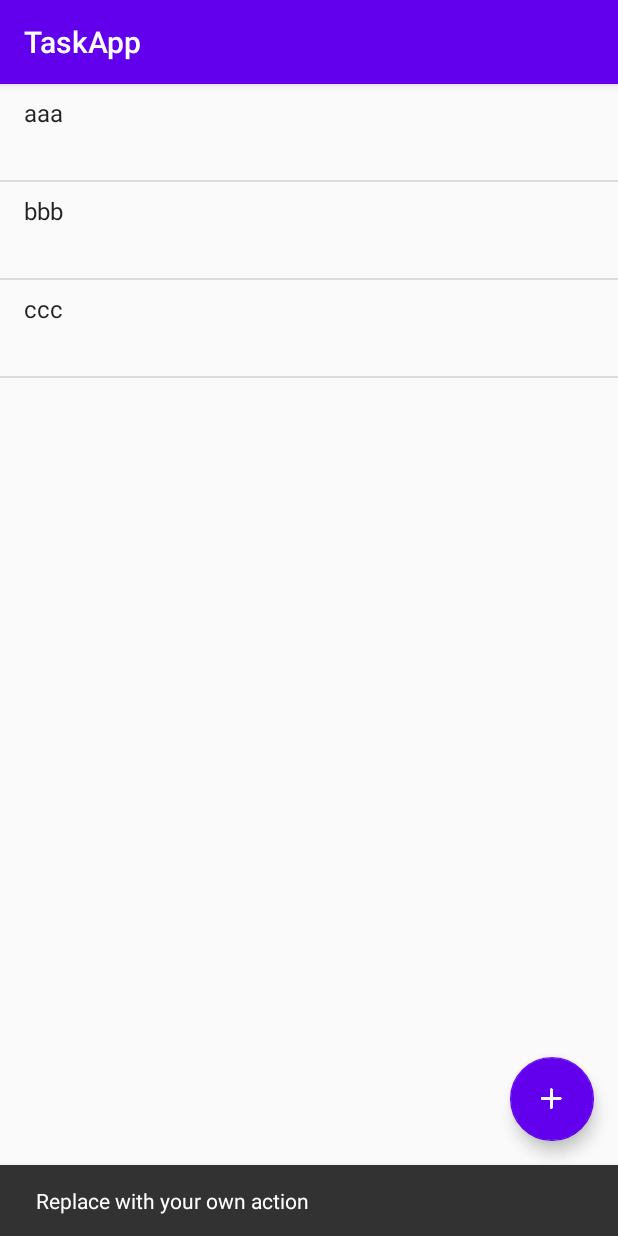
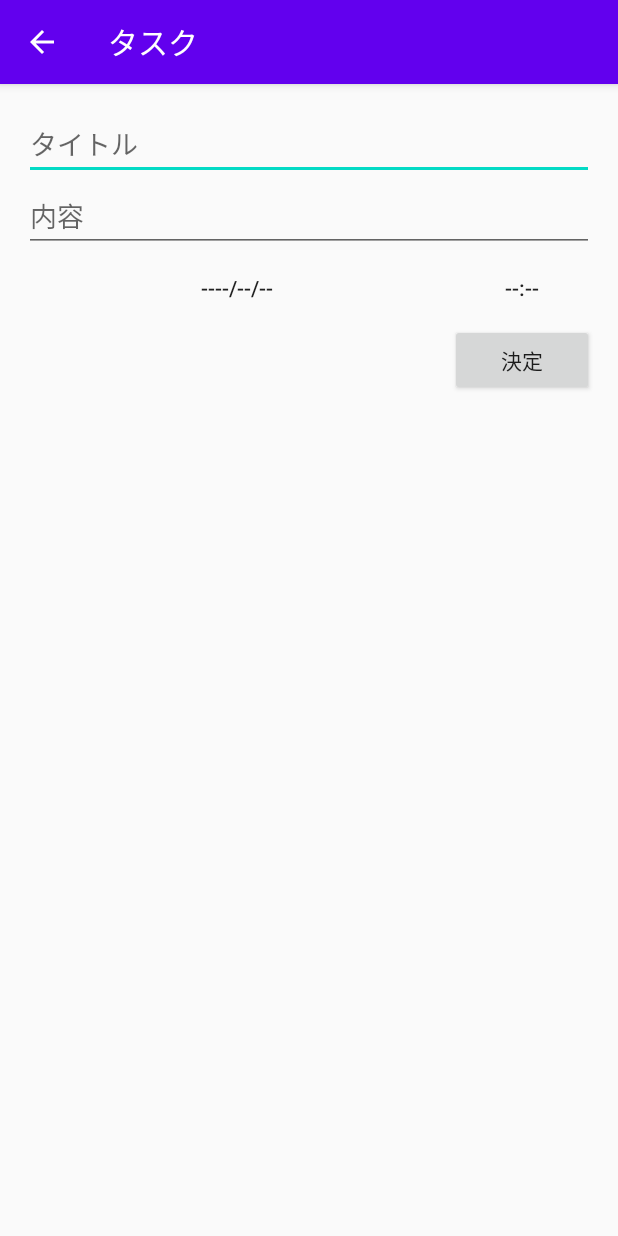
Before and after one commit to furuitakayuki/TaskApp, an Android app: the screen it shows after launch (MainActivity before the commit, InputActivity after it), after a tap on an icon or button, on a phone screen of 412 x 824 dp. Run offline under Robolectric (Android 15) with nearby library versions, the phone set to English and light mode, and no system bars; libraries missing offline, so code that uses them is left out: io.realm, jp.techacademy.furui; 8 statements that could not run were skipped.

Commit message:
タスク管理アプリ

```diff
--- a/app/build.gradle
+++ b/app/build.gradle
@@ -2,6 +2,8 @@ plugins {
     id 'com.android.application'
     id 'kotlin-android'
     id 'kotlin-android-extensions'
+    id 'kotlin-kapt'
+    id 'realm-android'
 }
 
 android {
--- /dev/null
+++ b/app/src/main/java/jp/techacademy/furui/takayuk/taskapp/InputActivity.kt
@@ -0,0 +1,151 @@
+package jp.techacademy.furui.takayuk.taskapp
+
+import android.app.AlarmManager
+import android.app.DatePickerDialog
+import android.app.PendingIntent
+import android.app.TimePickerDialog
+import android.content.Intent
+import androidx.appcompat.app.AppCompatActivity
+import android.os.Bundle
+import androidx.appcompat.widget.Toolbar
+import android.view.View
+import io.realm.Realm
+import kotlinx.android.synthetic.main.content_input.*
+import java.util.*
+
+class InputActivity : AppCompatActivity() {
+
+    private var mYear = 0
+    private var mMonth = 0
+    private var mDay = 0
+    private var mHour = 0
+    private var mMinute = 0
+    private var mTask: Task? = null
+
+    private val mOnDateClickListener = View.OnClickListener {
+        val datePickerDialog = DatePickerDialog(this,
+            DatePickerDialog.OnDateSetListener { _, year, month, dayOfMonth ->
+                mYear = year
+                mMonth = month
+                mDay = dayOfMonth
+                val dateString = mYear.toString() + "/" + String.format("%02d", mMonth + 1) + "/" + String.format("%02d", mDay)
+                date_button.text = dateString
+            }, mYear, mMonth, mDay)
+        datePickerDialog.show()
+    }
+
+    private val mOnTimeClickListener = View.OnClickListener {
+        val timePickerDialog = TimePickerDialog(this,
+            TimePickerDialog.OnTimeSetListener { _, hour, minute ->
+                mHour = hour
+                mMinute = minute
+                val timeString = String.format("%02d", mHour) + ":" + String.format("%02d", mMinute)
+                times_button.text = timeString
+            }, mHour, mMinute, false)
+        timePickerDialog.show()
+    }
+
+    private val mOnDoneClickListener = View.OnClickListener {
+        addTask()
+        finish()
+    }
+
+    override fun onCreate(savedInstanceState: Bundle?) {
+        super.onCreate(savedInstanceState)
+        setContentView(R.layout.activity_input)
+
+        // ActionBarを設定する
+        val toolbar = findViewById<View>(R.id.toolbar) as Toolbar
+        setSupportActionBar(toolbar)
+        if (supportActionBar != null) {
+            supportActionBar!!.setDisplayHomeAsUpEnabled(true)
+        }
+
+        // UI部品の設定
+        date_button.setOnClickListener(mOnDateClickListener)
+        times_button.setOnClickListener(mOnTimeClickListener)
+        done_button.setOnClickListener(mOnDoneClickListener)
+
+        // EXTRA_TASKからTaskのidを取得して、 idからTaskのインスタンスを取得する
+        val intent = intent
+        val taskId = intent.getIntExtra(EXTRA_TASK, -1)
+        val realm = Realm.getDefaultInstance()
+        mTask = realm.where(Task::class.java).equalTo("id", taskId).findFirst()
+        realm.close()
+
+        if (mTask == null) {
+            // 新規作成の場合
+            val calendar = Calendar.getInstance()
+            mYear = calendar.get(Calendar.YEAR)
+            mMonth = calendar.get(Calendar.MONTH)
+            mDay = calendar.get(Calendar.DAY_OF_MONTH)
+            mHour = calendar.get(Calendar.HOUR_OF_DAY)
+            mMinute = calendar.get(Calendar.MINUTE)
+        } else {
+            // 更新の場合
+            title_edit_text.setText(mTask!!.title)
+            content_edit_text.setText(mTask!!.contents)
+
+            val calendar = Calendar.getInstance()
+            calendar.time = mTask!!.date
+            mYear = calendar.get(Calendar.YEAR)
+            mMonth = calendar.get(Calendar.MONTH)
+            mDay = calendar.get(Calendar.DAY_OF_MONTH)
+            mHour = calendar.get(Calendar.HOUR_OF_DAY)
+            mMinute = calendar.get(Calendar.MINUTE)
+
+            val dateString = mYear.toString() + "/" + String.format("%02d", mMonth + 1) + "/" + String.format("%02d", mDay)
+            val timeString = String.format("%02d", mHour) + ":" + String.format("%02d", mMinute)
+
+            date_button.text = dateString
+            times_button.text = timeString
+        }
+    }
+
+    private fun addTask() {
+        val realm = Realm.getDefaultInstance()
+
+        realm.beginTransaction()
+
+        if (mTask == null) {
+            // 新規作成の場合
+            mTask = Task()
+
+            val taskRealmResults = realm.where(Task::class.java).findAll()
+
+            val identifier: Int =
+                if (taskRealmResults.max("id") != null) {
+                    taskRealmResults.max("id")!!.toInt() + 1
+                } else {
+                    0
+                }
+            mTask!!.id = identifier
+        }
+
+        val title = title_edit_text.text.toString()
+        val content = content_edit_text.text.toString()
+
+        mTask!!.title = title
+        mTask!!.contents = content
+        val calendar = GregorianCalendar(mYear, mMonth, mDay, mHour, mMinute)
+        val date = calendar.time
+        mTask!!.date = date
+
+        realm.copyToRealmOrUpdate(mTask!!)
+        realm.commitTransaction()
+
+        realm.close()
+
+        val resultIntent = Intent(applicationContext, TaskAlarmReceiver::class.java)
+        resultIntent.putExtra(EXTRA_TASK, mTask!!.id)
+        val resultPendingIntent = PendingIntent.getBroadcast(
+            this,
+            mTask!!.id,
+            resultIntent,
+            PendingIntent.FLAG_UPDATE_CURRENT
+        )
+
+        val alarmManager = getSystemService(ALARM_SERVICE) as AlarmManager
+        alarmManager.set(AlarmManager.RTC_WAKEUP, calendar.timeInMillis, resultPendingIntent)
+    }
+}
--- a/app/src/main/java/jp/techacademy/furui/takayuk/taskapp/MainActivity.kt
+++ b/app/src/main/java/jp/techacademy/furui/takayuk/taskapp/MainActivity.kt
@@ -1,11 +1,26 @@
 package jp.techacademy.furui.takayuk.taskapp
 
+import android.app.AlarmManager
+import android.app.PendingIntent
 import android.os.Bundle
-import com.google.android.material.snackbar.Snackbar
 import androidx.appcompat.app.AppCompatActivity
+import io.realm.Realm
 import kotlinx.android.synthetic.main.activity_main.*
+import io.realm.RealmChangeListener
+import io.realm.Sort
+import android.content.Intent
+import androidx.appcompat.app.AlertDialog
+
+const val EXTRA_TASK = "jp.techacademy.taro.kirameki.taskapp.TASK"
 
 class MainActivity : AppCompatActivity() {
+    private lateinit var mRealm: Realm
+    private val mRealmListener = object : RealmChangeListener<Realm> {
+        override fun onChange(element: Realm) {
+            reloadListView()
+        }
+    }
+
     private lateinit var mTaskAdapter: TaskAdapter
 
     override fun onCreate(savedInstanceState: Bundle?) {
@@ -13,21 +28,63 @@ class MainActivity : AppCompatActivity() {
         setContentView(R.layout.activity_main)
 
         fab.setOnClickListener { view ->
-            Snackbar.make(view, "Replace with your own action", Snackbar.LENGTH_LONG)
-                .setAction("Action", null).show()
+            val intent = Intent(this, InputActivity::class.java)
+            startActivity(intent)
         }
+
+        // Realmの設定
+        mRealm = Realm.getDefaultInstance()
+        mRealm.addChangeListener(mRealmListener)
 
         // ListViewの設定
         mTaskAdapter = TaskAdapter(this)
 
         // ListViewをタップしたときの処理
-        listView1.setOnItemClickListener { parent, view, position, id ->
+        listView1.setOnItemClickListener { parent, _, position, _ ->
             // 入力・編集する画面に遷移させる
+            val task = parent.adapter.getItem(position) as Task
+            val intent = Intent(this, InputActivity::class.java)
+            intent.putExtra(EXTRA_TASK, task.id)
+            startActivity(intent)
         }
 
         // ListViewを長押ししたときの処理
-        listView1.setOnItemLongClickListener { parent, view, position, id ->
+        listView1.setOnItemLongClickListener { parent, _, position, _ ->
             // タスクを削除する
+            val task = parent.adapter.getItem(position) as Task
+
+            // ダイアログを表示する
+            val builder = AlertDialog.Builder(this)
+
+            builder.setTitle("削除")
+            builder.setMessage(task.title + "を削除しますか")
+
+            builder.setPositiveButton("OK"){_, _ ->
+                val results = mRealm.where(Task::class.java).equalTo("id", task.id).findAll()
+
+                mRealm.beginTransaction()
+                results.deleteAllFromRealm()
+                mRealm.commitTransaction()
+
+                val resultIntent = Intent(applicationContext, TaskAlarmReceiver::class.java)
+                val resultPendingIntent = PendingIntent.getBroadcast(
+                    this,
+                    task.id,
+                    resultIntent,
+                    PendingIntent.FLAG_UPDATE_CURRENT
+                )
+
+                val alarmManager = getSystemService(ALARM_SERVICE) as AlarmManager
+                alarmManager.cancel(resultPendingIntent)
+
+                reloadListView()
+            }
+
+            builder.setNegativeButton("CANCEL", null)
+
+            val dialog = builder.create()
+            dialog.show()
+
             true
         }
 
@@ -35,11 +92,22 @@ class MainActivity : AppCompatActivity() {
     }
 
     private fun reloadListView() {
-        // 後でTaskクラスに変更する
-        val taskList = mutableListOf("aaa", "bbb", "ccc")
+        // Realmデータベースから、「すべてのデータを取得して新しい日時順に並べた結果」を取得
+        val taskRealmResults = mRealm.where(Task::class.java).findAll().sort("date", Sort.DESCENDING)
 
-        mTaskAdapter.mTaskList = taskList
+        // 上記の結果を、TaskListとしてセットする
+        mTaskAdapter.mTaskList = mRealm.copyFromRealm(taskRealmResults)
+
+        // TaskのListView用のアダプタに渡す
         listView1.adapter = mTaskAdapter
+
+        // 表示を更新するために、アダプターにデータが変更されたことを知らせる
         mTaskAdapter.notifyDataSetChanged()
     }
+
+    override fun onDestroy() {
+        super.onDestroy()
+
+        mRealm.close()
+    }
 }
--- a/app/src/main/java/jp/techacademy/furui/takayuk/taskapp/TaskAdapter.kt
+++ b/app/src/main/java/jp/techacademy/furui/takayuk/taskapp/TaskAdapter.kt
@@ -6,10 +6,12 @@ import android.view.View
 import android.view.ViewGroup
 import android.widget.BaseAdapter
 import android.widget.TextView
+import java.text.SimpleDateFormat
+import java.util.*
 
 class TaskAdapter(context: Context): BaseAdapter() {
     private val mLayoutInflater: LayoutInflater
-    var mTaskList= mutableListOf<String>()
+    var mTaskList= mutableListOf<Task>()
 
     init {
         this.mLayoutInflater = LayoutInflater.from(context)
@@ -24,7 +26,7 @@ class TaskAdapter(context: Context): BaseAdapter() {
     }
 
     override fun getItemId(position: Int): Long {
-        return 0
+        return mTaskList[position].id.toLong()
     }
 
     override fun getView(position: Int, convertView: View?, parent: ViewGroup?): View {
@@ -33,8 +35,11 @@ class TaskAdapter(context: Context): BaseAdapter() {
         val textView1 = view.findViewById<TextView>(android.R.id.text1)
         val textView2 = view.findViewById<TextView>(android.R.id.text2)
 
-        // 後でTaskクラスから情報を取得するように変更する
-        textView1.text = mTaskList[position]
+        textView1.text = mTaskList[position].title
+
+        val simpleDateFormat = SimpleDateFormat("yyyy-MM-dd HH:mm", Locale.JAPANESE)
+        val date = mTaskList[position].date
+        textView2.text = simpleDateFormat.format(date)
 
         return view
     }
--- /dev/null
+++ b/app/src/main/java/jp/techacademy/furui/takayuk/taskapp/TaskApp.kt
@@ -0,0 +1,11 @@
+package jp.techacademy.furui.takayuk.taskapp
+
+import android.app.Application
+import io.realm.Realm
+
+class TaskApp: Application() {
+    override fun onCreate() {
+        super.onCreate()
+        Realm.init(this)
+    }
+}
--- /dev/null
+++ b/app/src/main/res/layout/activity_input.xml
@@ -0,0 +1,27 @@
+<?xml version="1.0" encoding="utf-8"?>
+<androidx.coordinatorlayout.widget.CoordinatorLayout
+    xmlns:android="http://schemas.android.com/apk/res/android"
+    xmlns:app="http://schemas.android.com/apk/res-auto"
+    xmlns:tools="http://schemas.android.com/tools"
+    android:layout_width="match_parent"
+    android:layout_height="match_parent"
+    android:fitsSystemWindows="true"
+    tools:context=".InputActivity">
+
+    <com.google.android.material.appbar.AppBarLayout
+        android:layout_width="match_parent"
+        android:layout_height="wrap_content"
+        android:theme="@style/AppTheme.AppBarOverlay">
+
+        <androidx.appcompat.widget.Toolbar
+            android:id="@+id/toolbar"
+            android:layout_width="match_parent"
+            android:layout_height="wrap_content"
+            android:background="@color/colorPrimary"
+            app:popupTheme="@style/AppTheme.PopupOverlay"/>
+
+    </com.google.android.material.appbar.AppBarLayout>
+
+    <include layout="@layout/content_input"/>
+
+</androidx.coordinatorlayout.widget.CoordinatorLayout>
--- /dev/null
+++ b/app/src/main/res/layout/content_input.xml
@@ -0,0 +1,52 @@
+<?xml version="1.0" encoding="utf-8"?>
+<RelativeLayout
+    xmlns:android="http://schemas.android.com/apk/res/android"
+    xmlns:app="http://schemas.android.com/apk/res-auto"
+    xmlns:tools="http://schemas.android.com/tools"
+    android:layout_width="match_parent"
+    android:layout_height="match_parent"
+    android:paddingBottom="16dp"
+    android:paddingLeft="16dp"
+    android:paddingRight="16dp"
+    android:paddingTop="16dp"
+    app:layout_behavior="@string/appbar_scrolling_view_behavior"
+    tools:context=".InputActivity"
+    tools:showIn="@layout/activity_input">
+
+    <EditText
+        android:id="@+id/title_edit_text"
+        android:layout_width="match_parent"
+        android:layout_height="wrap_content"
+        android:hint="タイトル" />
+    <EditText
+        android:id="@+id/content_edit_text"
+        android:layout_width="match_parent"
+        android:layout_height="wrap_content"
+        android:layout_below="@id/title_edit_text"
+        android:hint="内容" />
+    <Button
+        android:id="@+id/date_button"
+        android:layout_width="0dp"
+        android:layout_height="wrap_content"
+        android:layout_below="@id/content_edit_text"
+        android:layout_alignParentStart="true"
+        android:layout_toLeftOf="@+id/times_button"
+        android:text="----/--/--"
+        style="@style/Widget.AppCompat.Button.Borderless" />
+    <Button
+        android:id="@id/times_button"
+        android:layout_width="96dp"
+        android:layout_height="wrap_content"
+        android:layout_below="@id/content_edit_text"
+        android:layout_alignParentRight="true"
+        android:text="--:--"
+        style="@style/Widget.AppCompat.Button.Borderless" />
+    <Button
+        android:id="@+id/done_button"
+        android:layout_width="96dp"
+        android:layout_height="wrap_content"
+        android:layout_below="@id/times_button"
+        android:layout_alignParentRight="true"
+        android:text="決定" />
+
+</RelativeLayout>
--- a/build.gradle
+++ b/build.gradle
@@ -11,6 +11,7 @@ buildscript {
 
         // NOTE: Do not place your application dependencies here; they belong
         // in the individual module build.gradle files
+        classpath "io.realm:realm-gradle-plugin:7.0.1"
     }
 }
 
```
Also changed, not shown: app/src/main/AndroidManifest.xml (+16 -0 lines), app/src/main/java/jp/techacademy/furui/takayuk/taskapp/Task.kt (added, +16 -0 lines), app/src/main/java/jp/techacademy/furui/takayuk/taskapp/TaskAlarmReceiver.kt (added, +56 -0 lines).
